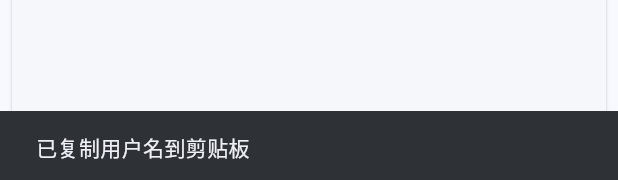
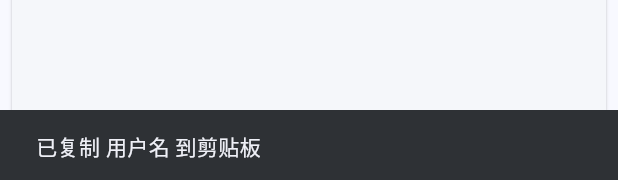
Before and after one commit to rarer08/manage_1, a Flutter app: the PasswordItemTile widget shown alone on an empty page, opened directly with empty values, after a tap on the "content copy" icon, on a phone screen of 412 x 824 dp. Shown: the part 1053-1233 px from the top of the screen. Run offline on Flutter 3.47's test engine with Material 3 defaults, Android fonts, the phone set to English and light mode, and no system bars; our stand-ins replace shared_preferences, sqflite, sqflite_common_ffi; missing offline and left inert: clipboard, encrypt; accounts and stored records are empty.

Commit message:
优化复制提示机制

```diff
--- a/lib/pages/password_list_page.dart
+++ b/lib/pages/password_list_page.dart
@@ -1,5 +1,4 @@
 import 'package:flutter/material.dart';
-import 'package:flutter/services.dart';
 import 'package:provider/provider.dart';
 import '../models/password_item.dart';
 import '../providers/password_provider.dart';
@@ -7,6 +6,7 @@ import '../routes/app_routes.dart';
 import 'auth_page.dart';
 import 'add_edit_password_page.dart';
 import '../utils/url_launcher_helper.dart';
+import '../utils/clipboard_helper.dart';
 
 class PasswordListPage extends StatefulWidget {
   const PasswordListPage({super.key});
@@ -217,12 +217,7 @@ class _PasswordItemTileState extends State<PasswordItemTile> {
     return colors[colorIndex];
   }
 
-  void _copyToClipboard(String text, String fieldName) {
-    Clipboard.setData(ClipboardData(text: text));
-    ScaffoldMessenger.of(
-      context,
-    ).showSnackBar(SnackBar(content: Text('已复制$fieldName到剪贴板')));
-  }
+  // 该方法已迁移到ClipboardHelper工具类中
 
   @override
   Widget build(BuildContext context) {
@@ -284,7 +279,7 @@ class _PasswordItemTileState extends State<PasswordItemTile> {
                         value: widget.item.username,
                         icon: Icons.person,
                         onCopy: () =>
-                            _copyToClipboard(widget.item.username, '用户名'),
+                            ClipboardHelper.copyToClipboard(context, widget.item.username, '用户名'),
                       ),
                       const SizedBox(height: 12),
                       // 密码
@@ -305,7 +300,7 @@ class _PasswordItemTileState extends State<PasswordItemTile> {
                           () => _obscurePassword = !_obscurePassword,
                         ),
                         onCopy: () =>
-                            _copyToClipboard(widget.item.password, '密码'),
+                            ClipboardHelper.copyToClipboard(context, widget.item.password, '密码'),
                       ),
                     ],
                   ),
@@ -324,7 +319,7 @@ class _PasswordItemTileState extends State<PasswordItemTile> {
                             : '未设置',
                         icon: Icons.link,
                         onCopy: () =>
-                            _copyToClipboard(widget.item.website, '网站'),
+                            ClipboardHelper.copyToClipboard(context, widget.item.website, '网站'),
                       ),
                       const SizedBox(height: 12),
                       // 备注
@@ -334,7 +329,7 @@ class _PasswordItemTileState extends State<PasswordItemTile> {
                             ? widget.item.notes
                             : '未添加任何备注',
                         icon: Icons.note,
-                        onCopy: () => _copyToClipboard(widget.item.notes, '备注'),
+                        onCopy: () => ClipboardHelper.copyToClipboard(context, widget.item.notes, '备注'),
                       ),
                     ],
                   ),
@@ -387,7 +382,8 @@ class _PasswordItemTileState extends State<PasswordItemTile> {
                         onTap: () async {
                           String url = value;
                           // 确保URL有协议前缀
-                          if (!url.startsWith('http://') && !url.startsWith('https://')) {
+                          if (!url.startsWith('http://') &&
+                              !url.startsWith('https://')) {
                             url = 'https://$url';
                           }
                           bool success = await UrlLauncherHelper.launchUrl(url);
--- /dev/null
+++ b/lib/utils/clipboard_helper.dart
@@ -0,0 +1,35 @@
+import 'package:flutter/material.dart';
+import 'package:flutter/services.dart';
+
+/// 剪贴板工具类，提供复制文本到剪贴板的功能
+class ClipboardHelper {
+  /// 将文本复制到剪贴板并显示提示信息
+  ///
+  /// [context] - 构建上下文，用于显示SnackBar
+  /// [text] - 要复制的文本内容
+  /// [label] - 复制内容的标签，用于提示信息
+  /// [showToast] - 是否显示提示信息，默认为true
+  static void copyToClipboard(
+    BuildContext context,
+    String text,
+    String label,
+    {bool showToast = true}
+  ) {
+    // 设置数据到剪贴板
+    Clipboard.setData(ClipboardData(text: text)).then((_) {
+      // 仅当需要显示提示时执行
+      if (showToast && context.mounted) {
+        // 移除当前显示的SnackBar，确保只显示最新的复制提醒
+        ScaffoldMessenger.of(context).removeCurrentSnackBar();
+
+        // 显示新的SnackBar提示
+        ScaffoldMessenger.of(context).showSnackBar(
+          SnackBar(
+            content: Text('已复制 $label 到剪贴板'),
+            duration: const Duration(seconds: 2),
+          ),
+        );
+      }
+    });
+  }
+}
```
Also changed, not shown: lib/pages/password_list_compact_page.dart (+42 -2 lines).
